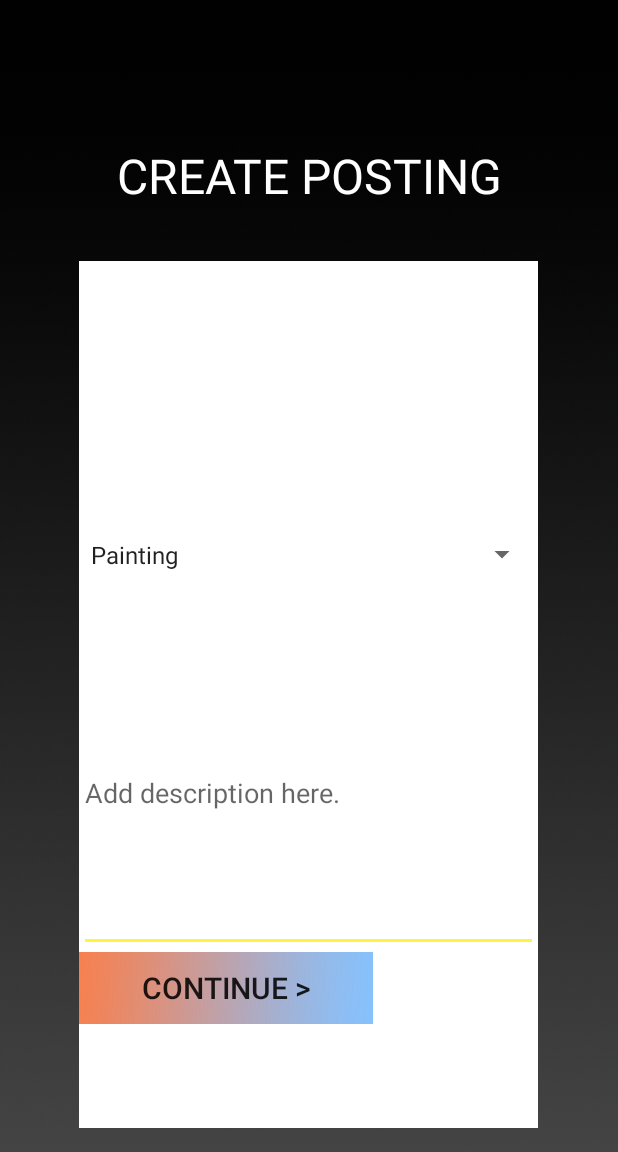
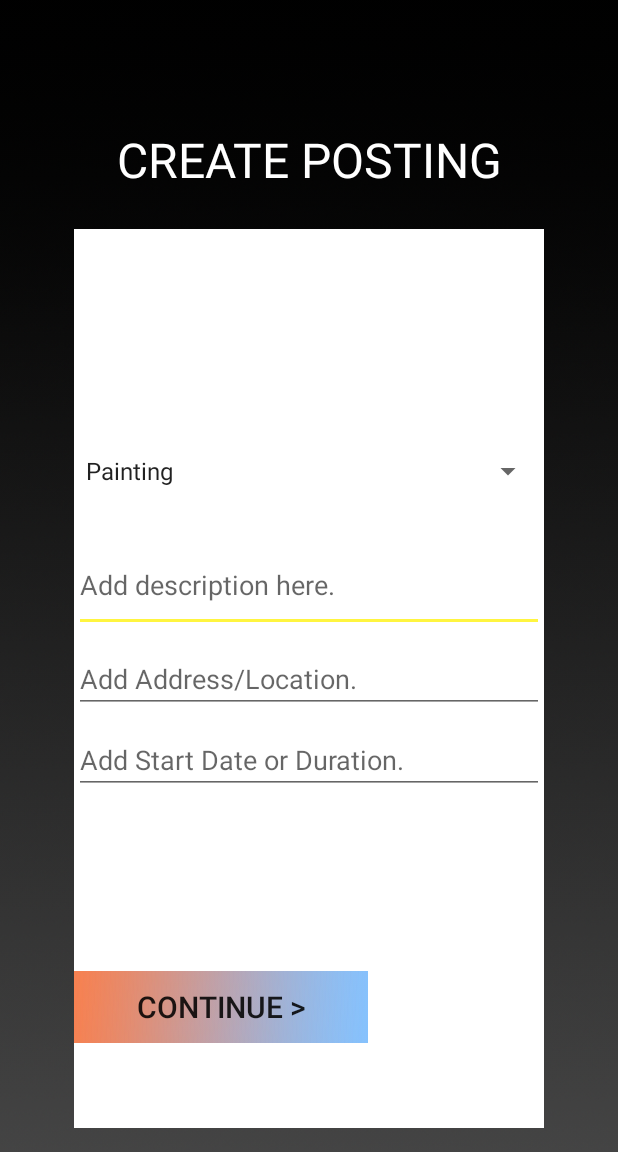
Before and after one commit to maeghtesadi/mCommonjobsOreo, an Android app: the CreateJobPostActivity screen opened directly, with no data from a screen before it, on a phone screen of 412 x 824 dp, the part 84-1236 px from its top. Run offline under Robolectric (Android 15) with nearby library versions, the phone set to English and light mode, and no system bars; our stand-ins replace Volley.

Commit message:
Added job location and job date inputs to create job post activity, and modified the function and db call to insert this information into db.

```diff
--- a/app/src/main/java/com/oreo/mcommonjobs/Activtity/CreateJobPostActivity.java
+++ b/app/src/main/java/com/oreo/mcommonjobs/Activtity/CreateJobPostActivity.java
@@ -22,7 +22,7 @@ public class CreateJobPostActivity extends AppCompatActivity {
     Spinner dropdown_menu_category;
     String jobSelected = "Painting";
     Button btn_submit;
-    EditText jobDescription;
+    EditText jobDescription, jobAddress, jobDuration;
     JobProviderController jobProviderController = new JobProviderController();
     Context appContext;
     PersonSession personInstance = PersonSession.getInstance();
@@ -82,13 +82,17 @@ public class CreateJobPostActivity extends AppCompatActivity {
 
         btn_submit = (Button) findViewById(R.id.btn_continue);
         jobDescription = (EditText) findViewById(R.id.editText);
-
+        jobAddress = (EditText) findViewById(R.id.job_address);
+        jobDuration = (EditText) findViewById(R.id.job_duration);
 
         btn_submit.setOnClickListener(new View.OnClickListener() {
             public void onClick(View v) {
 
                 String des = jobDescription.getText().toString();
-                jobProviderController.createPosting(jobSelected, des, personInstance.getEmail() ,  appContext);
+                String address = jobAddress.getText().toString();
+                String duration = jobDuration.getText().toString();
+
+                jobProviderController.createPosting(jobSelected, des, address, duration, personInstance.getEmail() ,  appContext);
                 finish();
             }
         });
--- a/app/src/main/java/com/oreo/mcommonjobs/Controllers/JobProviderController.java
+++ b/app/src/main/java/com/oreo/mcommonjobs/Controllers/JobProviderController.java
@@ -41,7 +41,7 @@ public class JobProviderController {
      * @param context
      * @return void
      */
-    public void createPosting(final String typeofjob, final String descriptionOfJob, final String email, final Context context) {
+    public void createPosting(final String typeofjob, final String descriptionOfJob, final String address, final String jobDuration, final String email, final Context context) {
 
     if(validateInputs.ValidateCreatePosting(typeofjob,descriptionOfJob,email)) {
 
@@ -50,7 +50,8 @@ public class JobProviderController {
         params.put("description", descriptionOfJob);
         params.put("typeofjob", typeofjob);
         params.put("email",email);
-
+        params.put("location", address);
+        params.put("duration", jobDuration);
 
         JsonObjectRequest request = new JsonObjectRequest(Request.Method.POST, URLPath.addJob, new JSONObject(params),
                 new Response.Listener<JSONObject>() {
--- a/app/src/main/res/layout/activity_create_job_post_acitvity.xml
+++ b/app/src/main/res/layout/activity_create_job_post_acitvity.xml
@@ -119,16 +119,44 @@
                         android:orientation="horizontal"
                         android:layout_width="match_parent"
                         android:layout_height="wrap_content"
-                        android:layout_weight="90">
+                        android:layout_weight="5.82">
 
                         <EditText
                             android:layout_width="match_parent"
-                            android:layout_height="match_parent"
+                            android:layout_height="62dp"
                             android:inputType="textMultiLine"
                             android:id="@+id/editText"
                             android:hint="@string/job_desc_hint" />
                     </LinearLayout>
 
+                    <LinearLayout
+                        android:orientation="horizontal"
+                        android:layout_width="match_parent"
+                        android:layout_height="wrap_content"
+                        android:layout_weight="5.82">
+                        <EditText
+                            android:layout_width="match_parent"
+                            android:layout_height="wrap_content"
+                            android:inputType="textPostalAddress"
+                            android:ems="10"
+                            android:id="@+id/job_address"
+                            android:hint="Add Address/Location." />
+                    </LinearLayout>
+
+                    <LinearLayout
+                        android:orientation="horizontal"
+                        android:layout_width="match_parent"
+                        android:layout_height="wrap_content"
+                        android:layout_weight="5.82">
+                        <EditText
+                            android:layout_width="match_parent"
+                            android:layout_height="wrap_content"
+                            android:inputType="text|date"
+                            android:ems="10"
+                            android:id="@+id/job_duration"
+                            android:hint="Add Start Date or Duration."/>
+
+                        </LinearLayout>
                 </LinearLayout>
 
                 <LinearLayout
```
Also changed, not shown: 1 other file.
